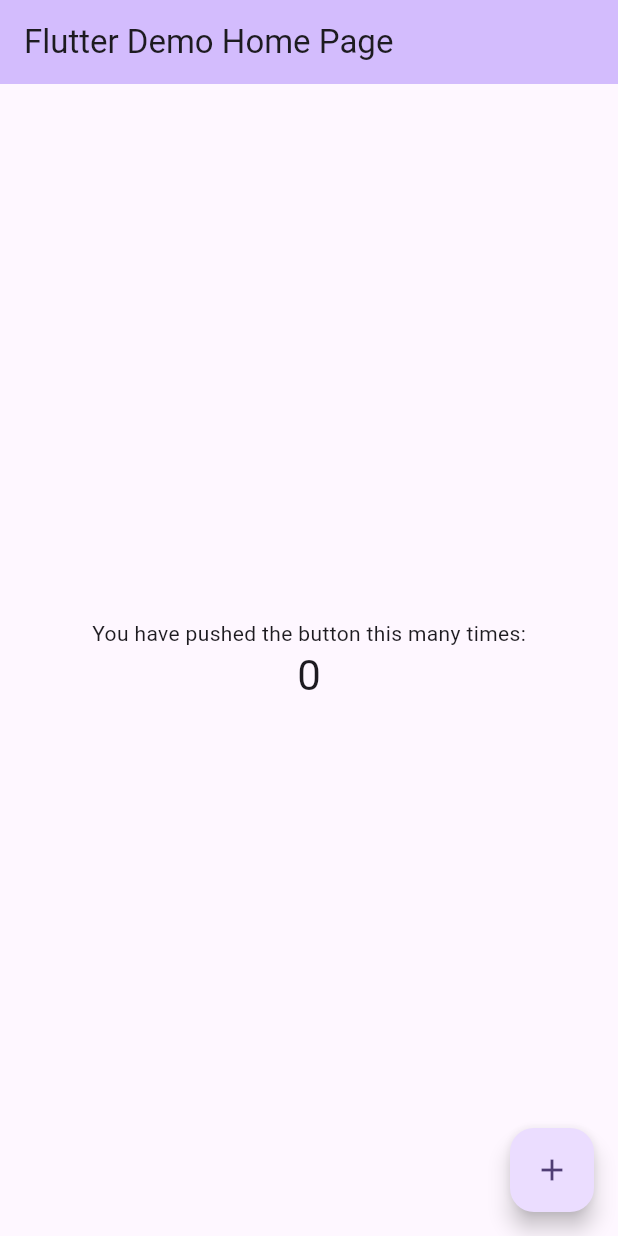
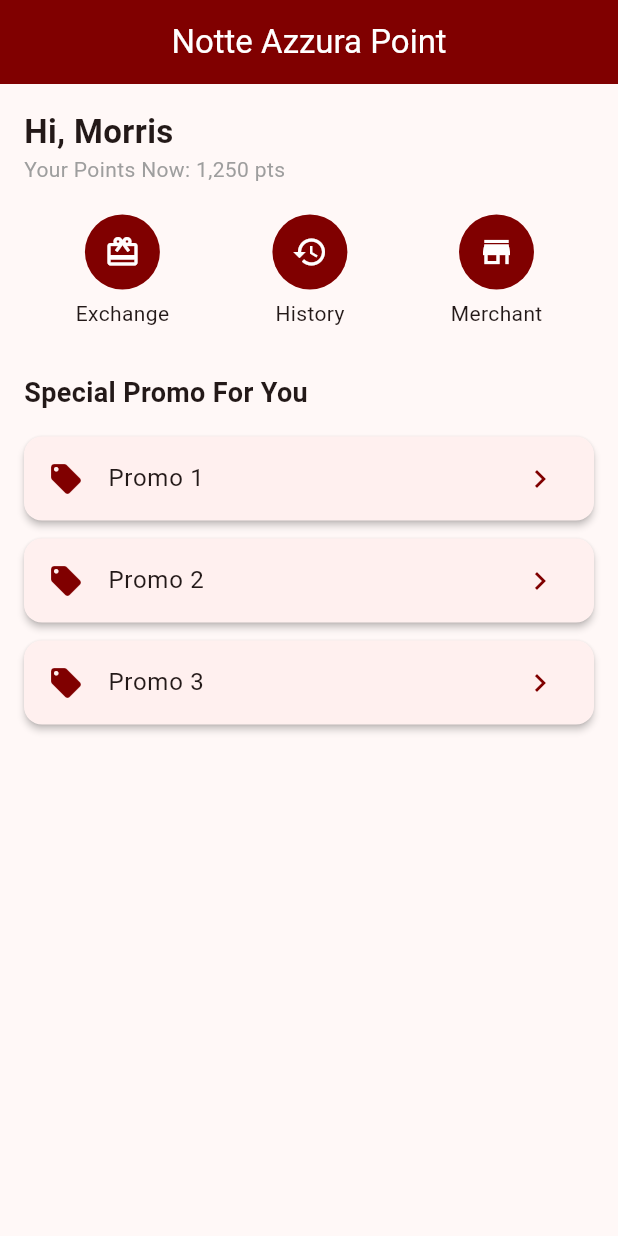
Before and after one commit to kathleenklavinka/Kelompok-2_UAS_MobileProgramming, a Flutter app: the screen it shows after launch, on a phone screen of 412 x 824 dp. Run offline on Flutter 3.47's test engine with Material 3 defaults, Android fonts, the phone set to English and light mode, and no system bars.

Commit message:
make basic homepage

```diff
--- a/lib/main.dart
+++ b/lib/main.dart
@@ -1,122 +1,113 @@
 import 'package:flutter/material.dart';
+import 'pages/rewards_page.dart';
 
 void main() {
-  runApp(const MyApp());
+  runApp(const LoyaltyApp());
 }
 
-class MyApp extends StatelessWidget {
-  const MyApp({super.key});
-
-  // This widget is the root of your application.
+class LoyaltyApp extends StatelessWidget {
+  const LoyaltyApp({super.key});
   @override
   Widget build(BuildContext context) {
     return MaterialApp(
-      title: 'Flutter Demo',
+      title: 'Notte Azzura Point',
+      home: const HomePage(),
       theme: ThemeData(
-        // This is the theme of your application.
-        //
-        // TRY THIS: Try running your application with "flutter run". You'll see
-        // the application has a purple toolbar. Then, without quitting the app,
-        // try changing the seedColor in the colorScheme below to Colors.green
-        // and then invoke "hot reload" (save your changes or press the "hot
-        // reload" button in a Flutter-supported IDE, or press "r" if you used
-        // the command line to start the app).
-        //
-        // Notice that the counter didn't reset back to zero; the application
-        // state is not lost during the reload. To reset the state, use hot
-        // restart instead.
-        //
-        // This works for code too, not just values: Most code changes can be
-        // tested with just a hot reload.
-        colorScheme: ColorScheme.fromSeed(seedColor: Colors.deepPurple),
+        primarySwatch: Colors.red,
+        colorScheme: ColorScheme.fromSeed(seedColor: Colors.red.shade800),
+        useMaterial3: true,
       ),
-      home: const MyHomePage(title: 'Flutter Demo Home Page'),
+      debugShowCheckedModeBanner: false,
     );
   }
 }
 
-class MyHomePage extends StatefulWidget {
-  const MyHomePage({super.key, required this.title});
-
-  // This widget is the home page of your application. It is stateful, meaning
-  // that it has a State object (defined below) that contains fields that affect
-  // how it looks.
-
-  // This class is the configuration for the state. It holds the values (in this
-  // case the title) provided by the parent (in this case the App widget) and
-  // used by the build method of the State. Fields in a Widget subclass are
-  // always marked "final".
-
-  final String title;
-
-  @override
-  State<MyHomePage> createState() => _MyHomePageState();
-}
-
-class _MyHomePageState extends State<MyHomePage> {
-  int _counter = 0;
-
-  void _incrementCounter() {
-    setState(() {
-      // This call to setState tells the Flutter framework that something has
-      // changed in this State, which causes it to rerun the build method below
-      // so that the display can reflect the updated values. If we changed
-      // _counter without calling setState(), then the build method would not be
-      // called again, and so nothing would appear to happen.
-      _counter++;
-    });
-  }
+class HomePage extends StatelessWidget {
+  const HomePage({super.key});
 
   @override
   Widget build(BuildContext context) {
-    // This method is rerun every time setState is called, for instance as done
-    // by the _incrementCounter method above.
-    //
-    // The Flutter framework has been optimized to make rerunning build methods
-    // fast, so that you can just rebuild anything that needs updating rather
-    // than having to individually change instances of widgets.
+    const maroon = Color(0xFF800000);
     return Scaffold(
       appBar: AppBar(
-        // TRY THIS: Try changing the color here to a specific color (to
-        // Colors.amber, perhaps?) and trigger a hot reload to see the AppBar
-        // change color while the other colors stay the same.
-        backgroundColor: Theme.of(context).colorScheme.inversePrimary,
-        // Here we take the value from the MyHomePage object that was created by
-        // the App.build method, and use it to set our appbar title.
-        title: Text(widget.title),
+        title: const Text('Notte Azzura Point'),
+        backgroundColor: maroon,
+        foregroundColor: Colors.white,
+        centerTitle: true,
       ),
-      body: Center(
-        // Center is a layout widget. It takes a single child and positions it
-        // in the middle of the parent.
+      body: Padding(
+        padding: const EdgeInsets.all(16.0),
         child: Column(
-          // Column is also a layout widget. It takes a list of children and
-          // arranges them vertically. By default, it sizes itself to fit its
-          // children horizontally, and tries to be as tall as its parent.
-          //
-          // Column has various properties to control how it sizes itself and
-          // how it positions its children. Here we use mainAxisAlignment to
-          // center the children vertically; the main axis here is the vertical
-          // axis because Columns are vertical (the cross axis would be
-          // horizontal).
-          //
-          // TRY THIS: Invoke "debug painting" (choose the "Toggle Debug Paint"
-          // action in the IDE, or press "p" in the console), to see the
-          // wireframe for each widget.
-          mainAxisAlignment: MainAxisAlignment.center,
-          children: <Widget>[
-            const Text('You have pushed the button this many times:'),
-            Text(
-              '$_counter',
-              style: Theme.of(context).textTheme.headlineMedium,
+          crossAxisAlignment: CrossAxisAlignment.start,
+          children: [
+            const Text(
+              "Hi, Morris",
+              style: TextStyle(fontSize: 22, fontWeight: FontWeight.bold),
+            ),
+            const Text(
+              "Your Points Now: 1,250 pts",
+              style: TextStyle(color: Colors.grey),
+            ),
+            const SizedBox(height: 20),
+            Row(
+              mainAxisAlignment: MainAxisAlignment.spaceAround,
+              children: [
+                _menuButton(Icons.card_giftcard, "Exchange", maroon),
+                _menuButton(Icons.history, "History", maroon),
+                _menuButton(Icons.store, "Merchant", maroon),
+              ],
+            ),
+            const SizedBox(height: 30),
+            const Text(
+              "Special Promo For You",
+              style: TextStyle(fontSize: 18, fontWeight: FontWeight.bold),
+            ),
+            const SizedBox(height: 10),
+            Expanded(
+              child: ListView(
+                children: const [
+                  _promoItem("Promo 1"),
+                  _promoItem("Promo 2"),
+                  _promoItem("Promo 3"),
+                ],
+              ),
             ),
           ],
         ),
       ),
-      floatingActionButton: FloatingActionButton(
-        onPressed: _incrementCounter,
-        tooltip: 'Increment',
-        child: const Icon(Icons.add),
-      ), // This trailing comma makes auto-formatting nicer for build methods.
     );
   }
 }
+
+Widget _menuButton(IconData icon, String label, Color color) {
+  return Column(
+    children: [
+      CircleAvatar(
+        radius: 25,
+        backgroundColor: color,
+        child: Icon(icon, color: Colors.white),
+      ),
+      const SizedBox(height: 6),
+      Text(label),
+    ],
+  );
+}
+
+class _promoItem extends StatelessWidget {
+  final String title;
+  const _promoItem(this.title);
+
+  @override
+  Widget build(BuildContext context) {
+    const maroon = Color(0xFF800000);
+    return Card(
+      elevation: 2,
+      margin: const EdgeInsets.symmetric(vertical: 6),
+      child: ListTile(
+        leading: const Icon(Icons.local_offer, color: maroon),
+        title: Text(title),
+        trailing: const Icon(Icons.chevron_right, color: maroon),
+      ),
+    );
+  }
+}
--- a/pubspec.yaml
+++ b/pubspec.yaml
@@ -30,6 +30,7 @@ environment:
 dependencies:
   flutter:
     sdk: flutter
+  google_fonts: ^6.1.0
 
   # The following adds the Cupertino Icons font to your application.
   # Use with the CupertinoIcons class for iOS style icons.
```
